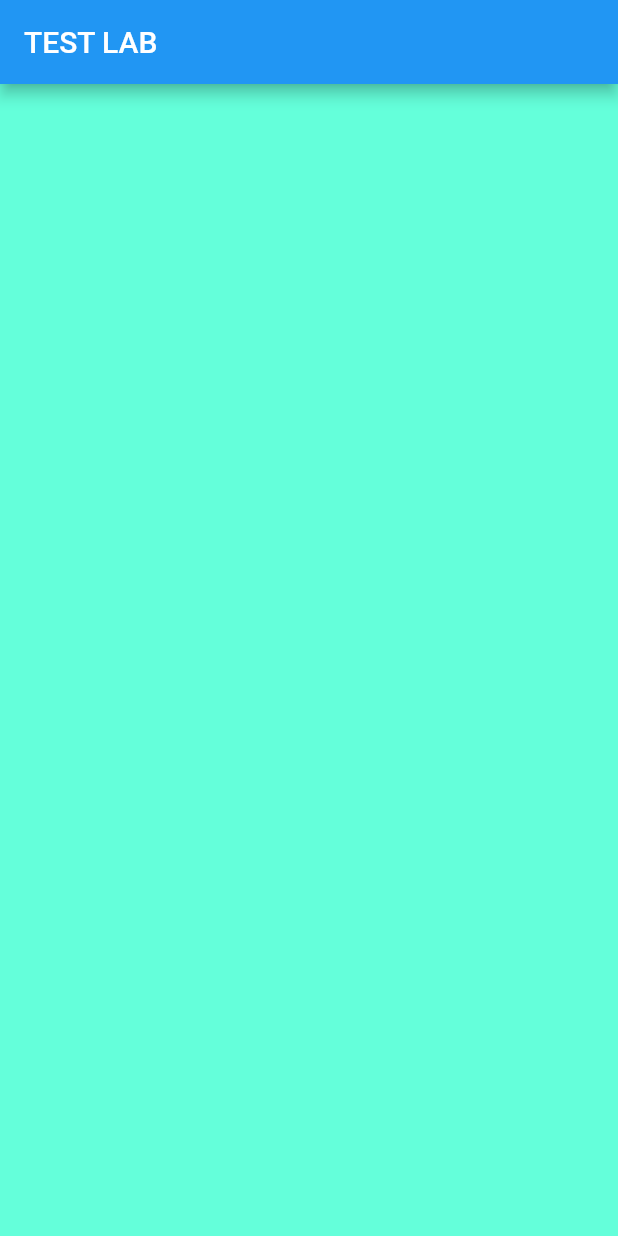
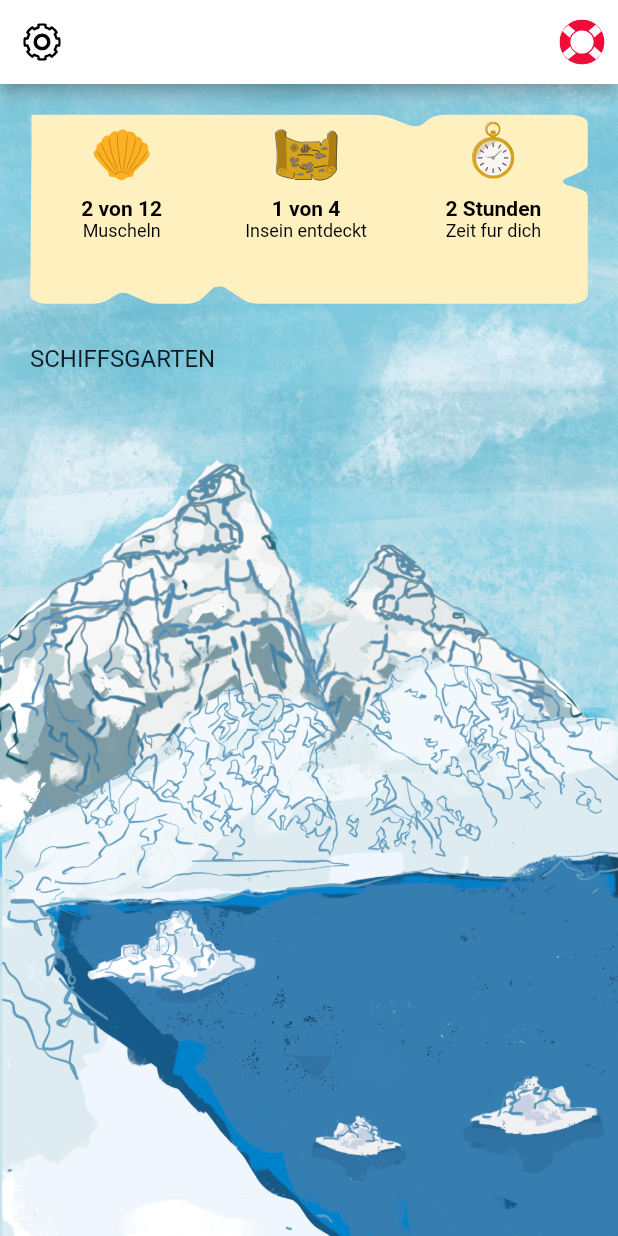
Before and after one commit to mohamadbastin/flutter-test-lab, a Flutter app: the screen it shows after launch, on a phone screen of 412 x 824 dp. Run offline on Flutter 3.47's test engine with Material 2 defaults, Android fonts, the phone set to English and light mode, and no system bars; our stand-ins replace flutter_svg.

Commit message:
ship garden screen + appbar + top bord + top text

```diff
--- a/lib/main.dart
+++ b/lib/main.dart
@@ -1,4 +1,6 @@
 import 'package:flutter/material.dart';
+import 'widgets/ship_garden/ship_garden_appbar.dart';
+import 'screens/ship_garden_screen.dart';
 
 void main() {
   runApp(const MyApp());
@@ -24,7 +26,8 @@ class MyApp extends StatelessWidget {
         // is not restarted.
         primarySwatch: Colors.blue,
       ),
-      home: const MyHomePage(title: 'TEST LAB'),
+      // home: const MyHomePage(title: 'TEST LAB'),
+      home: ShipGardenScreen(),
     );
   }
 }
@@ -43,13 +46,14 @@ class _MyHomePageState extends State<MyHomePage> {
   Widget build(BuildContext context) {
     return Scaffold(
       backgroundColor: Colors.tealAccent[200],
-      appBar: AppBar(
-        title: Text(widget.title),
-      ),
+      appBar: ShipGardenAppBar(),
+      // AppBar(
+      //   title: Text(widget.title),
+      // ),
       body: Center(
           child: Column(
         mainAxisAlignment: MainAxisAlignment.center,
-        children: [],
+        children: const [],
       )),
     );
   }
--- /dev/null
+++ b/lib/screens/ship_garden_screen.dart
@@ -0,0 +1,148 @@
+import 'package:flutter/cupertino.dart';
+import 'package:flutter/material.dart';
+import 'package:flutter_svg/flutter_svg.dart';
+import 'package:test_lab/widgets/ship_garden/ship_garden_appbar.dart';
+import 'package:test_lab/widgets/ship_garden/ship_garden_top_board.dart';
+
+class ShipGardenScreen extends StatefulWidget {
+  const ShipGardenScreen({Key? key}) : super(key: key);
+
+  @override
+  _ShipGardenScreenState createState() => _ShipGardenScreenState();
+}
+
+class _ShipGardenScreenState extends State<ShipGardenScreen> {
+  @override
+  Widget build(BuildContext context) {
+    return Scaffold(
+        appBar: ShipGardenAppBar(),
+        // backgroundColor: Colors.lightBlue[300],
+        body: Stack(
+          children: [
+            Container(
+              decoration: BoxDecoration(
+                  color: Colors.lightBlue[300],
+                  image: const DecorationImage(
+                      image: AssetImage("assets/backgrounds/ice_island.png"),
+                      fit: BoxFit.fill)),
+              child: Container(),
+            ),
+            SingleChildScrollView(
+              child: Column(
+                children: [
+                  ShipGardenTopBoard(
+                    builder: (BuildContext buildContext) => Container(
+                        child: Row(
+                      mainAxisAlignment: MainAxisAlignment.spaceAround,
+                      crossAxisAlignment: CrossAxisAlignment.center,
+                      children: const [
+                        TopBoardItem(
+                            picture: ShellIcon(),
+                            topText: "2 von 12",
+                            bottomText: "Muscheln"),
+                        TopBoardItem(
+                            picture: TreasureMapIcon(),
+                            topText: "1 von 4",
+                            bottomText: "Insein entdeckt"),
+                        TopBoardItem(
+                            picture: TimeIcon(),
+                            topText: "2 Stunden",
+                            bottomText: "Zeit fur dich")
+                      ],
+                    )),
+                  ),
+                  const Align(
+                    alignment: Alignment.centerLeft,
+                    child: Padding(
+                      padding:
+                          EdgeInsets.symmetric( horizontal: 20),
+                      child: Text(
+                        "SCHIFFSGARTEN",
+                        style: TextStyle(
+                          fontSize: 16,
+                        ),
+                      ),
+                    ),
+                  )
+                ],
+              ),
+            )
+          ],
+        ));
+  }
+}
+
+class TopBoardItem extends StatefulWidget {
+  const TopBoardItem(
+      {Key? key,
+      required this.picture,
+      required this.topText,
+      required this.bottomText})
+      : super(key: key);
+
+  final Widget picture;
+  final String topText;
+  final String bottomText;
+
+  @override
+  _TopBoardItemState createState() => _TopBoardItemState();
+}
+
+class _TopBoardItemState extends State<TopBoardItem> {
+  @override
+  Widget build(BuildContext context) {
+    return Column(
+      mainAxisAlignment: MainAxisAlignment.start,
+      children: [
+        SizedBox(
+          height: 50,
+          child: widget.picture,
+        ),
+        Text(
+          widget.topText,
+          style: const TextStyle(fontSize: 14, fontWeight: FontWeight.bold),
+        ),
+        Text(
+          widget.bottomText,
+          style: const TextStyle(fontSize: 12),
+        )
+      ],
+    );
+  }
+}
+
+class TimeIcon extends StatelessWidget {
+  const TimeIcon({Key? key}) : super(key: key);
+
+  @override
+  Widget build(BuildContext context) {
+    return SvgPicture.asset(
+      "assets/icons/time_2.svg",
+      // height: MediaQuery.of(context).size.height * 0.4,
+    );
+  }
+}
+
+class TreasureMapIcon extends StatelessWidget {
+  const TreasureMapIcon({Key? key}) : super(key: key);
+
+  @override
+  Widget build(BuildContext context) {
+    return SvgPicture.asset(
+      "assets/icons/treasure_map.svg",
+      // height: MediaQuery.of(context).size.height * 0.4,
+    );
+  }
+}
+
+class ShellIcon extends StatelessWidget {
+  const ShellIcon({Key? key}) : super(key: key);
+
+  @override
+  Widget build(BuildContext context) {
+    return SvgPicture.asset(
+      "assets/icons/shell_popover.svg",
+      // height: MediaQuery.of(context).size.height * 0.4,
+    );
+  }
+}
--- /dev/null
+++ b/lib/widgets/ship_garden/ship_garden_appbar.dart
@@ -0,0 +1,120 @@
+import 'package:flutter/material.dart';
+import 'package:flutter/services.dart';
+import 'package:flutter_svg/flutter_svg.dart';
+
+class ShipGardenAppBar extends AppBar {
+  ShipGardenAppBar({
+    Key? key,
+    Widget? leading = const IconButton(
+        padding: EdgeInsets.all(0),
+        // iconSize: 5,
+        onPressed: null,
+        icon: Padding(
+          padding: EdgeInsets.all(0.0),
+          child: SettingGearIcon(),
+        )),
+    bool automaticallyImplyLeading = true,
+    Widget? title,
+    List<Widget>? actions = const [
+      IconButton(
+        onPressed: null,
+        padding: EdgeInsets.all(0),
+        icon: Padding(
+          padding: EdgeInsets.all(0.0),
+          child: LifeBuoyRingIcon(),
+        ),
+      )
+    ],
+    Widget? flexibleSpace,
+    PreferredSizeWidget? bottom,
+    double? elevation,
+    Color? shadowColor,
+    ShapeBorder? shape,
+    Color? backgroundColor = Colors.white,
+    Color? foregroundColor,
+    Brightness? brightness,
+    IconThemeData? iconTheme,
+    IconThemeData? actionsIconTheme,
+    TextTheme? textTheme,
+    bool primary = true,
+    bool? centerTitle,
+    bool excludeHeaderSemantics = false,
+    double? titleSpacing,
+    double toolbarOpacity = 1.0,
+    double bottomOpacity = 1.0,
+    double? toolbarHeight,
+    double? leadingWidth,
+    bool? backwardsCompatibility,
+    TextStyle? toolbarTextStyle,
+    TextStyle? titleTextStyle,
+    SystemUiOverlayStyle? systemOverlayStyle,
+  }) : super(
+            key: key,
+            leading: leading,
+            automaticallyImplyLeading: automaticallyImplyLeading,
+            title: title,
+            actions: actions,
+            flexibleSpace: flexibleSpace,
+            bottom: bottom,
+            elevation: elevation,
+            shadowColor: shadowColor,
+            shape: shape,
+            backgroundColor: backgroundColor,
+            foregroundColor: foregroundColor,
+            brightness: brightness,
+            iconTheme: iconTheme,
+            actionsIconTheme: actionsIconTheme,
+            textTheme: textTheme,
+            primary: primary,
+            centerTitle: centerTitle,
+            excludeHeaderSemantics: excludeHeaderSemantics,
+            titleSpacing: titleSpacing,
+            toolbarOpacity: toolbarOpacity,
+            bottomOpacity: bottomOpacity,
+            toolbarHeight: toolbarHeight,
+            leadingWidth: leadingWidth,
+            backwardsCompatibility: backwardsCompatibility,
+            toolbarTextStyle: toolbarTextStyle,
+            titleTextStyle: titleTextStyle,
+            systemOverlayStyle: systemOverlayStyle);
+}
+
+// class ShipBar extends StatelessWidget {
+//   const ShipBar({Key? key}) : super(key: key);
+
+//   @override
+//   Widget build(BuildContext context) {
+//     return AppBar(
+//       backgroundColor: Colors.white,
+//       leading: const Padding(
+//         padding: EdgeInsets.all(12.0),
+//         child: SettingGearIcon(),
+//       ),
+//       // actions: const [SizedBox(child: _LifeBuoyRingIcon(), height: 20,)],
+//       actions: const [
+//         Padding(
+//           padding: EdgeInsets.all(12.0),
+//           child: LifeBuoyRingIcon(),
+//         )
+//       ],
+//     );
+//   }
+// }
+
+class SettingGearIcon extends StatelessWidget {
+  const SettingGearIcon({Key? key}) : super(key: key);
+
+  @override
+  Widget build(BuildContext context) {
+    return SvgPicture.asset("assets/icons/settings_gear_icon.svg");
+  }
+}
+
+class LifeBuoyRingIcon extends StatelessWidget {
+  const LifeBuoyRingIcon({Key? key}) : super(key: key);
+
+  @override
+  Widget build(BuildContext context) {
+    return SvgPicture.asset("assets/icons/lifebuoy_ring_icon.svg", height: 30);
+  }
+}
--- /dev/null
+++ b/lib/widgets/ship_garden/ship_garden_top_board.dart
@@ -0,0 +1,53 @@
+import 'package:flutter/material.dart';
+import 'package:flutter_svg/flutter_svg.dart';
+
+class ShipGardenTopBoard extends StatefulWidget {
+  const ShipGardenTopBoard({Key? key, required this.builder}) : super(key: key);
+
+  final WidgetBuilder builder;
+
+  @override
+  _ShipGardenTopBoardState createState() => _ShipGardenTopBoardState();
+}
+
+class _ShipGardenTopBoardState extends State<ShipGardenTopBoard> {
+  @override
+  Widget build(BuildContext context) {
+    return Container(
+      padding: const EdgeInsets.all(10),
+      child: Stack(
+        // fit: StackFit.loose,
+        // overflow: Overflow.clip,
+        alignment: AlignmentDirectional.center,
+        children: [
+          const Center(child: _DialogContainerHorizontalSmall()),
+          DefaultTextStyle(
+            style: const TextStyle(
+                decoration: TextDecoration.none, color: Colors.black),
+            child: Positioned.fill(
+              child: Padding(
+                padding: const EdgeInsets.all(15),
+                child: Builder(
+                  builder: widget.builder,
+                ),
+              ),
+            ),
+          ),
+        ],
+      ),
+    );
+  }
+}
+
+class _DialogContainerHorizontalSmall extends StatelessWidget {
+  /// Statistik container.
+  const _DialogContainerHorizontalSmall({Key? key}) : super(key: key);
+
+  @override
+  Widget build(BuildContext context) {
+    return SvgPicture.asset(
+      "assets/containers/horizontal_small.svg",
+      width: MediaQuery.of(context).size.width,
+    );
+  }
+}
--- a/pubspec.yaml
+++ b/pubspec.yaml
@@ -61,6 +61,8 @@ flutter:
   # To add assets to your application, add an assets section, like this:
   assets:
     - assets/icons/
+    - assets/backgrounds/ice_island.png
+    - assets/containers/
   #   - images/a_dot_ham.jpeg
 
   # An image asset can refer to one or more resolution-specific "variants", see
```
Also changed, not shown: assets/backgrounds/ice_island.png (added), assets/containers/horizontal_small.svg (added), assets/icons/lifebuoy_ring_icon.svg (added), assets/icons/settings_gear_icon.svg (added), assets/icons/shell_active.svg (added), assets/icons/shell_popover.svg (added), assets/icons/time_1.svg (added), assets/icons/time_2.svg (added), assets/icons/treasure_map.svg (added).
